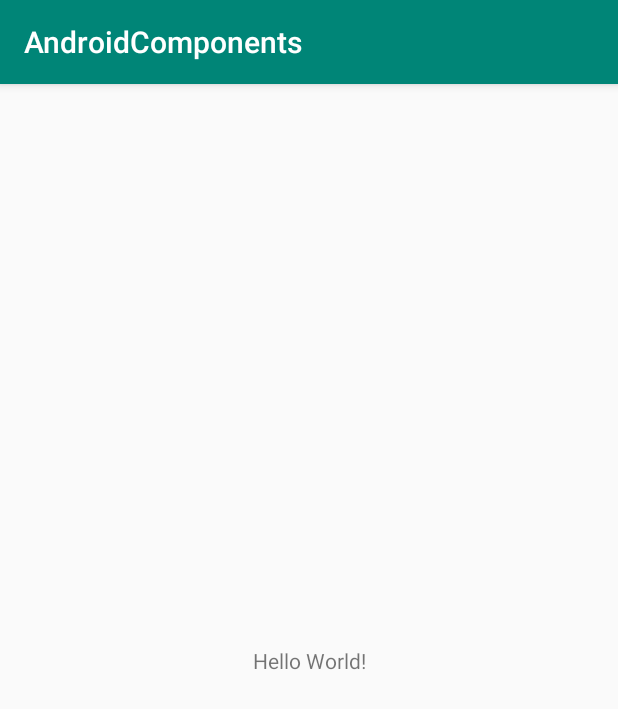
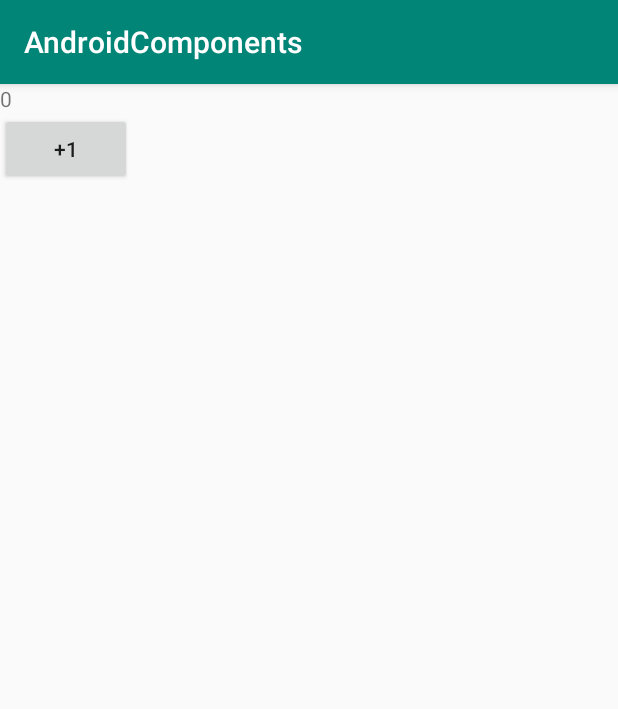
Before and after one commit to EliasMazz/ArchitectureComponents, an Android app: the screen it shows after launch (MainActivity), on a phone screen of 412 x 824 dp. Shown: the top 709 px of the screen. Run offline under Robolectric (Android 15) with nearby library versions, the phone set to English and light mode, and no system bars.

Commit message:
Create counter with view model implementation

```diff
--- a/AndroidComponents/app/build.gradle
+++ b/AndroidComponents/app/build.gradle
@@ -30,4 +30,6 @@ dependencies {
     testImplementation 'junit:junit:4.12'
     androidTestImplementation 'com.android.support.test:runner:1.0.2'
     androidTestImplementation 'com.android.support.test.espresso:espresso-core:3.0.2'
+    // ViewModel and LiveData
+    implementation "android.arch.lifecycle:extensions:1.1.1"
 }
--- /dev/null
+++ b/AndroidComponents/app/src/main/java/com/eliasmazz/androidcomponents/CounterViewModel.kt
@@ -0,0 +1,9 @@
+package com.eliasmazz.androidcomponents
+
+import android.arch.lifecycle.ViewModel
+
+class CounterViewModel: ViewModel(){
+
+    var counter = 0
+
+}
--- a/AndroidComponents/app/src/main/java/com/eliasmazz/androidcomponents/MainActivity.kt
+++ b/AndroidComponents/app/src/main/java/com/eliasmazz/androidcomponents/MainActivity.kt
@@ -1,14 +1,28 @@
 package com.eliasmazz.androidcomponents
 
+import android.arch.lifecycle.ViewModelProvider
+import android.arch.lifecycle.ViewModelProviders
 import android.support.v7.app.AppCompatActivity
 import android.os.Bundle
+import kotlinx.android.synthetic.main.activity_main.*
 
 class MainActivity : AppCompatActivity() {
+
 
     override fun onCreate(savedInstanceState: Bundle?) {
         super.onCreate(savedInstanceState)
         setContentView(R.layout.activity_main)
-        lifecycle.addObserver(MusicObserver(this))
+        //lifecycle.addObserver(MusicObserver(this))
+
+
+        val counterViewModel = ViewModelProviders.of(this).get(CounterViewModel::class.java)
+
+        count.text = counterViewModel.counter.toString()
+
+        increment.setOnClickListener {
+            counterViewModel.counter++
+            count.text = counterViewModel.counter.toString()
+        }
 
     }
 }
--- a/AndroidComponents/app/src/main/res/layout/activity_main.xml
+++ b/AndroidComponents/app/src/main/res/layout/activity_main.xml
@@ -1,19 +1,25 @@
 <?xml version="1.0" encoding="utf-8"?>
-<android.support.constraint.ConstraintLayout
+<LinearLayout
         xmlns:android="http://schemas.android.com/apk/res/android"
         xmlns:tools="http://schemas.android.com/tools"
         xmlns:app="http://schemas.android.com/apk/res-auto"
+        android:orientation="vertical"
         android:layout_width="match_parent"
         android:layout_height="match_parent"
         tools:context=".MainActivity">
 
     <TextView
+            android:id="@+id/count"
             android:layout_width="wrap_content"
             android:layout_height="wrap_content"
-            android:text="Hello World!"
-            app:layout_constraintBottom_toBottomOf="parent"
-            app:layout_constraintLeft_toLeftOf="parent"
-            app:layout_constraintRight_toRightOf="parent"
-            app:layout_constraintTop_toTopOf="parent"/>
+            android:text="0"
+    />
 
-</android.support.constraint.ConstraintLayout>
+    <Button
+            android:id="@+id/increment"
+            android:layout_width="wrap_content"
+            android:layout_height="wrap_content"
+            android:text="+1"
+    />
+
+</LinearLayout>
```
